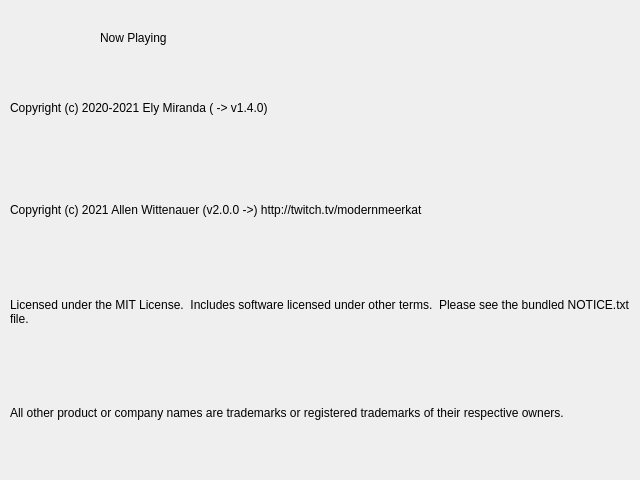
This is nowplaying/resources/about_ui.ui in e1miran/Now-Playing-Serato as Qt 5 draws it before an edit. The edited form follows.
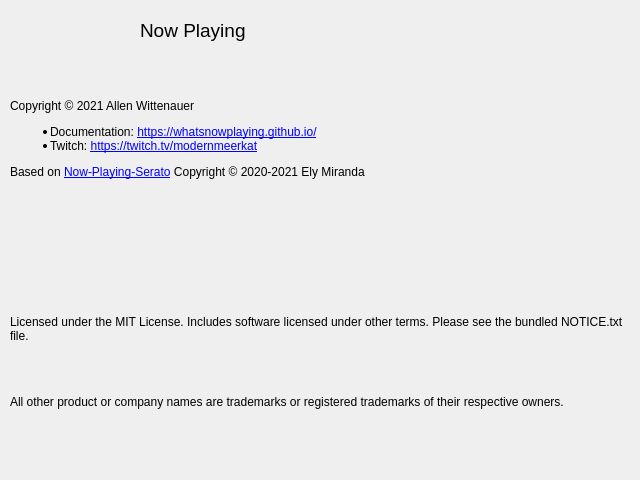
This is the edited form. Icons and pictures are not drawn.

Commit message: Clean up the About box (#172)

Diff of the .ui file:
```diff
--- a/nowplaying/resources/about_ui.ui
+++ b/nowplaying/resources/about_ui.ui
@@ -16,14 +16,20 @@
   <widget class="QLabel" name="program_label">
    <property name="geometry">
     <rect>
-     <x>100</x>
-     <y>30</y>
-     <width>251</width>
-     <height>16</height>
+     <x>140</x>
+     <y>10</y>
+     <width>451</width>
+     <height>41</height>
     </rect>
    </property>
+   <property name="frameShape">
+    <enum>QFrame::NoFrame</enum>
+   </property>
    <property name="text">
-    <string>Now Playing</string>
+    <string>&lt;html&gt;&lt;head/&gt;&lt;body&gt;&lt;p&gt;&lt;img src=&quot;:/resources/icon.ico&quot;/&gt;&lt;span style=&quot; font-size:14pt;&quot;&gt; Now Playing&lt;/span&gt;&lt;/p&gt;&lt;/body&gt;&lt;/html&gt;</string>
+   </property>
+   <property name="textFormat">
+    <enum>Qt::RichText</enum>
    </property>
   </widget>
   <widget class="QWidget" name="verticalLayoutWidget">
@@ -39,31 +45,23 @@
     <item>
      <widget class="QLabel" name="e1miran_label">
       <property name="text">
-       <string>Copyright (c) 2020-2021 Ely Miranda ( -&gt; v1.4.0)</string>
+       <string>&lt;html&gt;&lt;head/&gt;&lt;body&gt;&lt;p&gt;Copyright © 2021 Allen Wittenauer &lt;/p&gt;&lt;ul style=&quot;margin-top: 0px; margin-bottom: 0px; margin-left: 0px; margin-right: 0px; -qt-list-indent: 1;&quot;&gt;&lt;li style=&quot; margin-top:12px; margin-bottom:0px; margin-left:0px; margin-right:0px; -qt-block-indent:0; text-indent:0px;&quot;&gt;Documentation: &lt;a href=&quot;https://whatsnowplaying.github.io/&quot;&gt;&lt;span style=&quot; text-decoration: underline; color:#0000ff;&quot;&gt;https://whatsnowplaying.github.io/&lt;/span&gt;&lt;/a&gt;&lt;/li&gt;&lt;li style=&quot; margin-top:0px; margin-bottom:12px; margin-left:0px; margin-right:0px; -qt-block-indent:0; text-indent:0px;&quot;&gt;Twitch: &lt;a href=&quot;https://twitch.tv/modernmeerkat/&quot;&gt;&lt;span style=&quot; text-decoration: underline; color:#0000ff;&quot;&gt;https://twitch.tv/modernmeerkat&lt;/span&gt;&lt;/a&gt;&lt;/li&gt;&lt;/ul&gt;&lt;p&gt;Based on &lt;a href=&quot;https://github.com/e1miran/Now-Playing-Serato&quot;&gt;&lt;span style=&quot; text-decoration: underline; color:#0000ff;&quot;&gt;Now-Playing-Serato&lt;/span&gt;&lt;/a&gt; Copyright © 2020-2021 Ely Miranda &lt;/p&gt;&lt;p&gt;&lt;br/&gt;&lt;/p&gt;&lt;/body&gt;&lt;/html&gt;</string>
       </property>
-     </widget>
-    </item>
-    <item>
-     <widget class="QLabel" name="other_label">
-      <property name="text">
-       <string>Copyright (c) 2021 Allen Wittenauer (v2.0.0 -&gt;) http://twitch.tv/modernmeerkat</string>
+      <property name="textFormat">
+       <enum>Qt::RichText</enum>
+      </property>
+      <property name="wordWrap">
+       <bool>true</bool>
       </property>
      </widget>
     </item>
     <item>
      <widget class="QLabel" name="np_label">
       <property name="text">
-       <string>Licensed under the MIT License.  Includes software licensed under other terms.  Please see the bundled NOTICE.txt file.</string>
+       <string>&lt;html&gt;&lt;head/&gt;&lt;body&gt;&lt;p&gt;Licensed under the MIT License.  Includes software licensed under other terms.  Please see the bundled NOTICE.txt file.&lt;/p&gt;&lt;p&gt;&lt;br/&gt;&lt;/p&gt;&lt;p&gt;All other product or company names are trademarks or registered trademarks of their respective owners.&lt;/p&gt;&lt;/body&gt;&lt;/html&gt;</string>
       </property>
-      <property name="wordWrap">
-       <bool>true</bool>
-      </property>
-     </widget>
-    </item>
-    <item>
-     <widget class="QLabel" name="aw_label">
-      <property name="text">
-       <string>All other product or company names are trademarks or registered trademarks of their respective owners.</string>
+      <property name="textFormat">
+       <enum>Qt::RichText</enum>
       </property>
       <property name="wordWrap">
        <bool>true</bool>
```
Left out of the diff: 10 changed lines with no effect on the pictures. The commit also changes 2 other files.
